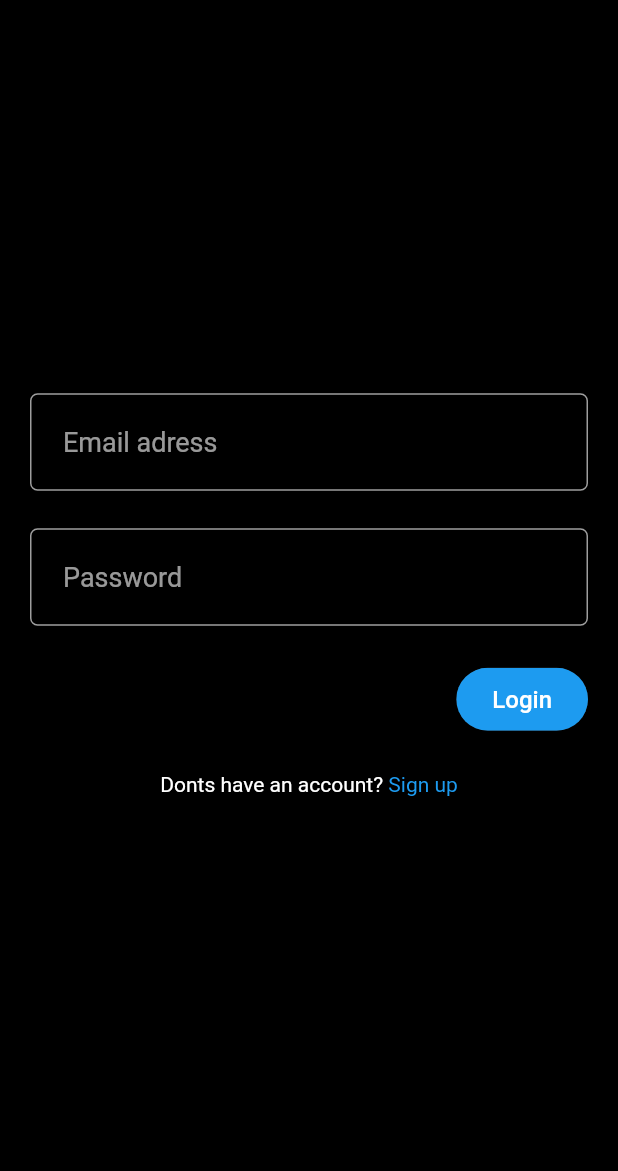
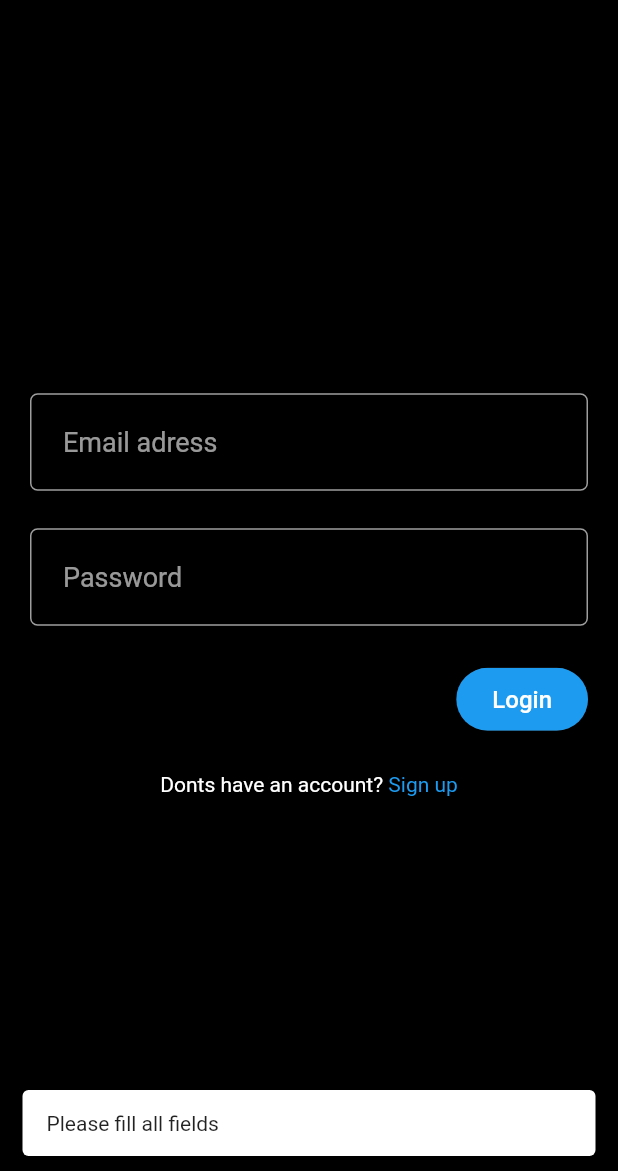
Before and after one commit to ali08125/twitter-clone, a Flutter app: the LoginView screen opened by its route, after a tap on "Login", on a phone screen of 412 x 824 dp, the part 65-1236 px from its top. Run offline on Flutter 3.47's test engine with Material 2 defaults, Android fonts, the phone set to English and light mode, and no system bars; our stand-ins replace appwrite, flutter_riverpod, flutter_svg.

Commit message:
login completed

```diff
--- a/lib/features/auth/view/login_view.dart
+++ b/lib/features/auth/view/login_view.dart
@@ -1,21 +1,24 @@
 import 'package:flutter/gestures.dart';
 import 'package:flutter/material.dart';
+import 'package:flutter_riverpod/flutter_riverpod.dart';
 import 'package:twitter_clone/common/constants/constants.dart';
+import 'package:twitter_clone/common/utils/custom_snackbar.dart';
 import 'package:twitter_clone/common/widgets/rounded_small_button.dart';
 import 'package:twitter_clone/config/theme/theme.dart';
+import 'package:twitter_clone/features/auth/controller/auth_controller.dart';
 import 'package:twitter_clone/features/auth/view/signup_view.dart';
 import 'package:twitter_clone/features/auth/widgets/auth_field.dart';
 
-class LoginView extends StatefulWidget {
+class LoginView extends ConsumerStatefulWidget {
   static const routeName = '/login_view';
 
   const LoginView({super.key});
 
   @override
-  State<LoginView> createState() => _LoginViewState();
+  ConsumerState<LoginView> createState() => _LoginViewState();
 }
 
-class _LoginViewState extends State<LoginView> {
+class _LoginViewState extends ConsumerState<LoginView> {
   final appBar = UIConstants.appBar();
   final emailController = TextEditingController();
   final passwordController = TextEditingController();
@@ -27,8 +30,20 @@ class _LoginViewState extends State<LoginView> {
     super.dispose();
   }
 
+  void onLogin() {
+    if (emailController.text != '' && passwordController.text != '') {
+      ref.read(authControllerProvider.notifier).login(
+          email: emailController.text,
+          password: passwordController.text,
+          context: context);
+    } else {
+      showSnackbar(context, 'Please fill all fields');
+    }
+  }
+
   @override
   Widget build(BuildContext context) {
+    final isLoading = ref.watch(authControllerProvider);
     return Scaffold(
       appBar: appBar,
       body: Center(
@@ -59,11 +74,11 @@ class _LoginViewState extends State<LoginView> {
                 Align(
                   alignment: Alignment.topRight,
                   child: RoundedSmallButton(
-                    onTap: () {},
+                    onTap: onLogin,
                     label: 'Login',
                     backgroundColor: Pallete.blueColor,
                     textColor: Pallete.whiteColor,
-                    isLoading: false,
+                    isLoading: isLoading,
                   ),
                 ),
                 const SizedBox(
```
Also changed, not shown: lib/common/apis/auth_api.dart (+16 -0 lines), lib/features/auth/controller/auth_controller.dart (+21 -1 lines), lib/features/home/view/home_view.dart (added, +15 -0 lines).
